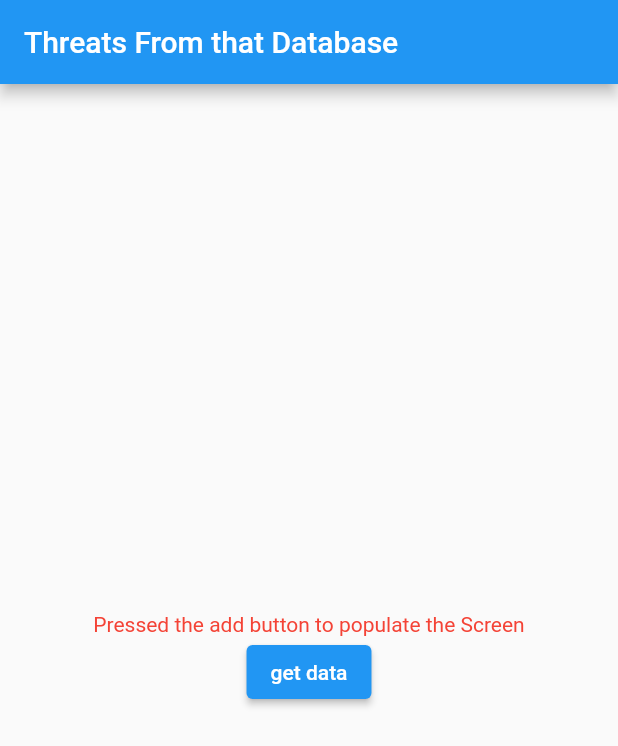
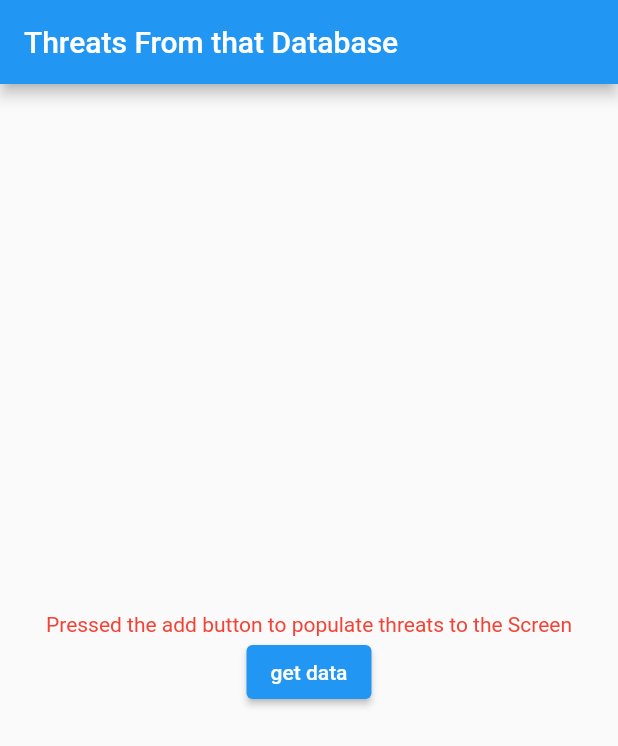
Before and after one commit to nosadaniel/localstorage-demo, a Flutter app: the screen it shows after launch, on a phone screen of 412 x 824 dp. Shown: the top 746 px of the screen. Run offline on Flutter 3.47's test engine with Material 2 defaults, Android fonts, the phone set to English and light mode, and no system bars; our stand-ins replace get, sqflite; missing offline and left inert: geiger_localstorage; accounts and stored records are empty.

Commit message:
minor fixes

```diff
--- a/example/lib/controllers/demo_controller.dart
+++ b/example/lib/controllers/demo_controller.dart
@@ -38,6 +38,7 @@ class DemoController extends GetxController {
       _storageController = GenericController('uiTest2', SqliteMapper(dbPath));
       log(dbPath.toString());
     } catch (e, s) {
+      //Get.defaultDialog(content: Text("error"));
       log("Error: $e \ntrace:$s");
     }
   }
--- a/example/lib/main.dart
+++ b/example/lib/main.dart
@@ -43,7 +43,7 @@ class Demo extends StatelessWidget {
                   mainAxisAlignment: MainAxisAlignment.center,
                   children: [
                     const Text(
-                      "Pressed the add button to populate the Screen",
+                      "Pressed the add button to populate threats to the Screen",
                       style: TextStyle(color: Colors.red),
                     ),
                     ElevatedButton(
--- a/example/lib/model/threat.dart
+++ b/example/lib/model/threat.dart
@@ -1,3 +1,5 @@
+import 'dart:developer';
+
 import 'package:geiger_localstorage/geiger_localstorage.dart';
 
 class Threat {
@@ -63,8 +65,9 @@ class CreateNodeAndNodeValue {
       });
       return t;
     } on StorageException {
+      log(":Global:threats does not exist");
       //create and populate database if :Global:threats is not create
-      _populateGlobalThreatsNode(controller, threatMap);
+      //_populateGlobalThreatsNode(controller, threatMap);
     }
     return <Threat>[];
     //for displaying changes
```
